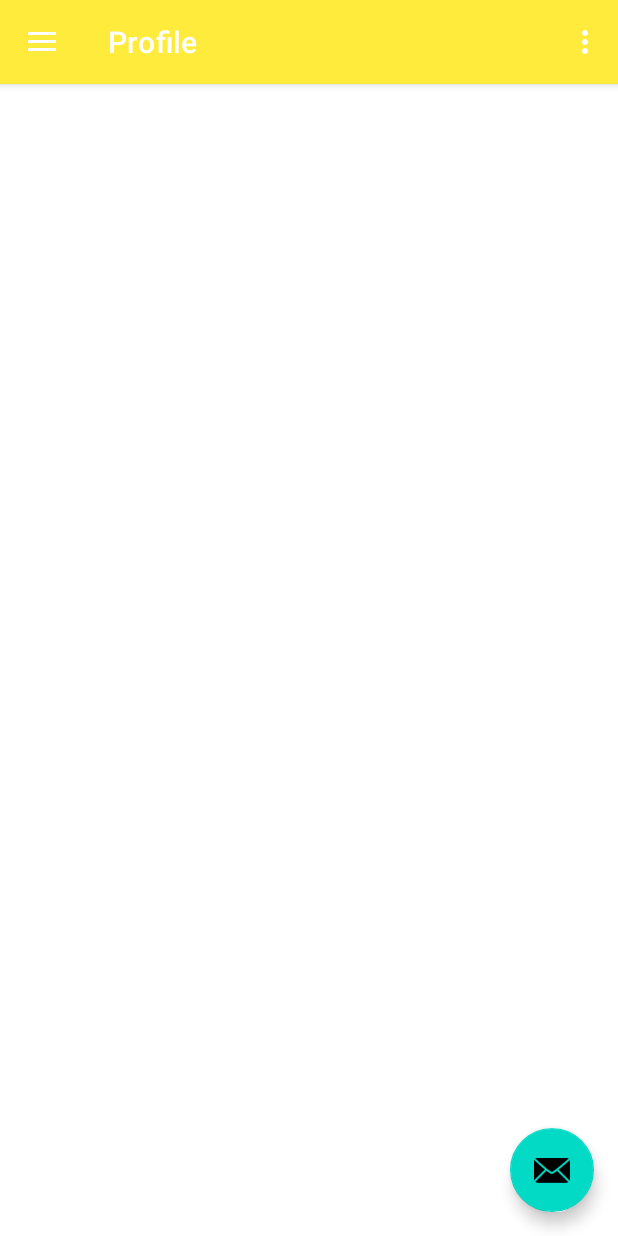
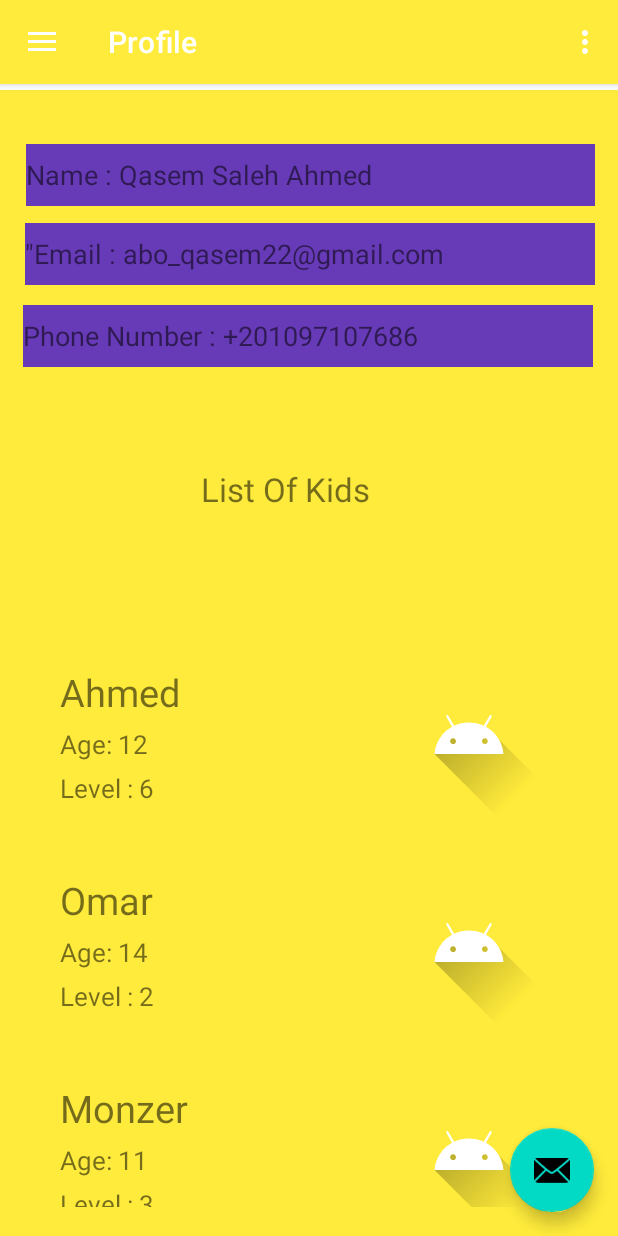
Before and after one commit to Monzer-Osman/School_Bus_Tracking_ParentVersion, an Android app: the Home_page screen opened directly, with no data from a screen before it, in the side drawer, after a tap on "Profile", on a phone screen of 412 x 824 dp. Run offline under Robolectric (Android 15) with nearby library versions, the phone set to English and light mode, and no system bars; our stand-ins replace navigation-ui.

Commit message:
fix some issues and update the profile design

```diff
--- a/app/src/main/AndroidManifest.xml
+++ b/app/src/main/AndroidManifest.xml
@@ -2,6 +2,9 @@
 <manifest xmlns:android="http://schemas.android.com/apk/res/android"
     xmlns:tools="http://schemas.android.com/tools"
     package="com.project.SchoolBusApp">
+
+    <uses-permission android:name="android.permission.INTERNET" />
+    <uses-permission android:name="android.permission.ACCESS_NETWORK_STATE" />
 
     <application
         android:allowBackup="true"
@@ -12,6 +15,7 @@
         android:roundIcon="@mipmap/ic_launcher_round"
         android:supportsRtl="true"
         android:theme="@style/Theme.MyApplication"
+        android:usesCleartextTraffic="true"
         tools:targetApi="31">
         <activity
             android:name=".Home_page"
--- /dev/null
+++ b/app/src/main/java/com/project/SchoolBusApp/controller/KidAdapter.java
@@ -0,0 +1,86 @@
+package com.project.SchoolBusApp.controller;
+
+import android.content.Context;
+import android.content.Intent;
+import android.view.LayoutInflater;
+import android.view.View;
+import android.view.ViewGroup;
+import android.widget.ImageView;
+import android.widget.TextView;
+
+import androidx.annotation.NonNull;
+import androidx.recyclerview.widget.RecyclerView;
+
+import com.project.SchoolBusApp.R;
+import com.project.SchoolBusApp.model.Kid;
+
+import java.util.List;
+
+public class KidAdapter extends RecyclerView.Adapter<KidAdapter.KidViewHolder>{
+
+
+    private final List<Kid> kids;
+    private final Context context;
+
+    public KidAdapter(Context context, List<Kid>kids) {
+        this.kids = kids;
+        this.context = context;
+    }
+
+    @NonNull
+    @Override
+    public KidViewHolder onCreateViewHolder(@NonNull ViewGroup parent, int viewType) {
+        View itemView = LayoutInflater.from(parent.getContext()).inflate(R.layout.kid_list, parent,false);
+        return new KidViewHolder(itemView);
+    }
+
+    @Override
+    public void onBindViewHolder(@NonNull KidViewHolder holder, int position) {
+        Kid Kid = kids.get(position);
+        holder.name.setText(Kid.getFirstName());
+        holder.age.setText(String.format("Age: %s", Kid.getAge()));
+        holder.level.setText(String.format("Level : %s", Kid.getLevel()));
+        //holder.image.setImageResource(Kid.getImage());
+    }
+
+    @Override
+    public int getItemCount() {
+        return kids.size();
+    }
+
+    public class KidViewHolder extends RecyclerView.ViewHolder implements View.OnClickListener{
+
+        private final TextView name;
+        private final TextView age;
+        private final TextView level;
+        //private final ImageView image;
+
+        public KidViewHolder(@NonNull View itemView) {
+            super(itemView);
+            itemView.setOnClickListener(this);
+            name = itemView.findViewById(R.id.name);
+            age = itemView.findViewById(R.id.age);
+            level = itemView.findViewById(R.id.level);
+            //image = itemView.findViewById(R.id.imageView);
+        }
+
+        @Override
+        public void onClick(View view) {
+
+        }
+
+//        @Override
+//        public void onClick(View view) {
+//            Intent intent = new Intent(context, KidDetails.class);
+//            int position = getAdapterPosition();
+//            Kid Kid = kids.get(position);
+//            intent.putExtra("name", Kid.getName());
+//            intent.putExtra("genre", Kid.getGenre());
+//            intent.putExtra("level", Kid.getlevel());
+//            intent.putExtra("year", Kid.getYear());
+//            intent.putExtra("image", Kid.getImage());
+//            intent.putExtra("story", Kid.getStory());
+//            context.startActivity(intent);
+//        }
+    }
+}
--- a/app/src/main/java/com/project/SchoolBusApp/login/data/ApiClient.java
+++ b/app/src/main/java/com/project/SchoolBusApp/login/data/ApiClient.java
@@ -18,12 +18,11 @@ public class ApiClient {
 
         Retrofit retrofit = new Retrofit.Builder().
                 addConverterFactory(GsonConverterFactory.create()).
-                baseUrl("").client(okHttpClient).
+                baseUrl("http://10.0.2.2/").client(okHttpClient).
                 build();
 
         return retrofit;
     }
-
 
     public static ApiInterface getUserService(){
         ApiInterface apiInterface = getRetrofit().create(ApiInterface.class);
--- a/app/src/main/java/com/project/SchoolBusApp/login/data/ui_login/LoginActivity.java
+++ b/app/src/main/java/com/project/SchoolBusApp/login/data/ui_login/LoginActivity.java
@@ -134,7 +134,7 @@ public class LoginActivity extends AppCompatActivity {
 
     private void showLoginFailed(@StringRes Integer errorString) {
         Toast.makeText(getApplicationContext(), errorString, Toast.LENGTH_SHORT).show();
-        startActivity(new Intent(LoginActivity.this, Home_page.class));
+        startActivity(new Intent(LoginActivity.this, LoginActivity.class));
 
     }
 }
--- /dev/null
+++ b/app/src/main/java/com/project/SchoolBusApp/model/Kid.java
@@ -0,0 +1,60 @@
+package com.project.SchoolBusApp.model;
+
+public class Kid {
+    int id;
+    int age;
+    int level;
+    String firstName;
+    String LastName;
+
+    public Kid() {
+    }
+
+    public Kid(int id, int age, int level, String firstName, String lastName) {
+        this.id = id;
+        this.age = age;
+        this.level = level;
+        this.firstName = firstName;
+        LastName = lastName;
+    }
+
+    public int getId() {
+        return id;
+    }
+
+    public void setId(int id) {
+        this.id = id;
+    }
+
+    public int getAge() {
+        return age;
+    }
+
+    public void setAge(int age) {
+        this.age = age;
+    }
+
+    public int getLevel() {
+        return level;
+    }
+
+    public void setLevel(int level) {
+        this.level = level;
+    }
+
+    public String getFirstName() {
+        return firstName;
+    }
+
+    public void setFirstName(String firstName) {
+        this.firstName = firstName;
+    }
+
+    public String getLastName() {
+        return LastName;
+    }
+
+    public void setLastName(String lastName) {
+        LastName = lastName;
+    }
+}
--- a/app/src/main/java/com/project/SchoolBusApp/ui/profile/ProfileFragment.java
+++ b/app/src/main/java/com/project/SchoolBusApp/ui/profile/ProfileFragment.java
@@ -8,23 +8,49 @@ import android.view.ViewGroup;
 import androidx.annotation.NonNull;
 import androidx.fragment.app.Fragment;
 import androidx.lifecycle.ViewModelProvider;
+import androidx.recyclerview.widget.DefaultItemAnimator;
+import androidx.recyclerview.widget.LinearLayoutManager;
+import androidx.recyclerview.widget.ListAdapter;
+import androidx.recyclerview.widget.RecyclerView;
 
+import com.project.SchoolBusApp.R;
+import com.project.SchoolBusApp.controller.KidAdapter;
 import com.project.SchoolBusApp.databinding.FragmentProfileBinding;
+import com.project.SchoolBusApp.model.Kid;
+
+import java.util.ArrayList;
+import java.util.List;
 
 
 public class ProfileFragment extends Fragment {
 
     private FragmentProfileBinding binding;
+    private ArrayList<Kid> KidsList = new ArrayList<>();
+    private RecyclerView recyclerView;
+    private com.project.SchoolBusApp.controller.KidAdapter KidAdapter;
 
     public View onCreateView(@NonNull LayoutInflater inflater,
                              ViewGroup container, Bundle savedInstanceState) {
-        ProfileViewModel homeViewModel =
-                new ViewModelProvider(this).get(ProfileViewModel.class);
-
+        //ProfileViewModel homeViewModel =
+        //        new ViewModelProvider(this).get(ProfileViewModel.class);
         binding = FragmentProfileBinding.inflate(inflater, container, false);
         View root = binding.getRoot();
 
+        KidAdapter = new KidAdapter(root.getContext(), KidsList);
+        recyclerView = root.findViewById(R.id.recyclerView);
+        recyclerView.setLayoutManager(new LinearLayoutManager(this.getContext()));
+        recyclerView.setAdapter(KidAdapter);
+        fillData();
         return root;
+    }
+
+    void fillData(){
+        KidsList.add(new Kid(0,12, 6,"Ahmed","Abdullah"));
+        KidsList.add(new Kid(1,14, 2,"Omar","Alfateh"));
+        KidsList.add(new Kid(2,11, 3,"Monzer","Osman"));
+        KidsList.add(new Kid(3,15, 6,"Mohammad","Qasem"));
+        KidsList.add(new Kid(4,13, 5,"Abdulkhalik","Alimi"));
+        KidAdapter.notifyDataSetChanged();
     }
 
     @Override
--- a/app/src/main/java/com/project/SchoolBusApp/ui/profile/ProfileViewModel.java
+++ /dev/null
@@ -1,19 +0,0 @@
-package com.project.SchoolBusApp.ui.profile;
-
-import androidx.lifecycle.LiveData;
-import androidx.lifecycle.MutableLiveData;
-import androidx.lifecycle.ViewModel;
-
-public class ProfileViewModel extends ViewModel {
-
-    private final MutableLiveData<String> mText;
-
-    public ProfileViewModel() {
-        mText = new MutableLiveData<>();
-        mText.setValue("This is home fragment");
-    }
-
-    public LiveData<String> getText() {
-        return mText;
-    }
-}
--- a/app/src/main/res/layout/content_home_page.xml
+++ b/app/src/main/res/layout/content_home_page.xml
@@ -12,7 +12,9 @@
         android:name="androidx.navigation.fragment.NavHostFragment"
         android:layout_width="match_parent"
         android:layout_height="match_parent"
+        android:layout_marginTop="4dp"
         app:defaultNavHost="true"
+        app:layout_constraintHorizontal_bias="0.0"
         app:layout_constraintLeft_toLeftOf="parent"
         app:layout_constraintRight_toRightOf="parent"
         app:layout_constraintTop_toTopOf="parent"
--- a/app/src/main/res/layout/fragment_profile.xml
+++ b/app/src/main/res/layout/fragment_profile.xml
@@ -4,19 +4,94 @@
     xmlns:tools="http://schemas.android.com/tools"
     android:layout_width="match_parent"
     android:layout_height="match_parent"
-    tools:context=".ui.track_bus.TrackBusFragment">
+    android:background="#FFEB3B"
+    tools:context=".ui.profile.ProfileView">
+
 
     <TextView
-        android:id="@+id/text_gallery"
-        android:layout_width="match_parent"
-        android:layout_height="wrap_content"
-        android:layout_marginStart="8dp"
-        android:layout_marginTop="8dp"
-        android:layout_marginEnd="8dp"
-        android:textAlignment="center"
-        android:textSize="20sp"
+        android:id="@+id/textView7"
+        android:layout_width="380dp"
+        android:layout_height="41dp"
+        android:background="#673AB7"
+        android:gravity="center_vertical"
+        android:text="Phone Number : +201097107686"
+        android:textSize="18dp"
         app:layout_constraintBottom_toBottomOf="parent"
         app:layout_constraintEnd_toEndOf="parent"
+        app:layout_constraintHorizontal_bias="0.483"
         app:layout_constraintStart_toStartOf="parent"
-        app:layout_constraintTop_toTopOf="parent" />
+        app:layout_constraintTop_toTopOf="parent"
+        app:layout_constraintVertical_bias="0.198" />
+
+    <TextView
+        android:id="@+id/textView4"
+        android:layout_width="380dp"
+        android:layout_height="41dp"
+        android:background="#673AB7"
+        android:gravity="center_vertical"
+        android:text="&quot;Email : abo_qasem22@gmail.com"
+        android:textSize="18dp"
+        app:layout_constraintBottom_toBottomOf="parent"
+        app:layout_constraintEnd_toEndOf="parent"
+        app:layout_constraintHorizontal_bias="0.516"
+        app:layout_constraintStart_toStartOf="parent"
+        app:layout_constraintTop_toTopOf="parent"
+        app:layout_constraintVertical_bias="0.123" />
+
+    <androidx.recyclerview.widget.RecyclerView
+        android:id="@+id/recyclerView"
+        android:layout_width="394dp"
+        android:layout_height="381dp"
+        android:layout_marginTop="15dp"
+        app:layout_constraintBottom_toBottomOf="parent"
+        app:layout_constraintEnd_toEndOf="parent"
+        app:layout_constraintHorizontal_bias="0.571"
+        app:layout_constraintStart_toStartOf="parent"
+        app:layout_constraintTop_toTopOf="parent"
+        app:layout_constraintVertical_bias="0.948" />
+
+    <androidx.constraintlayout.widget.Guideline
+        android:id="@+id/guideline2"
+        android:layout_width="wrap_content"
+        android:layout_height="wrap_content"
+        android:orientation="vertical"
+        app:layout_constraintGuide_begin="20dp" />
+
+    <androidx.constraintlayout.widget.Guideline
+        android:id="@+id/guideline3"
+        android:layout_width="wrap_content"
+        android:layout_height="wrap_content"
+        android:orientation="horizontal"
+        app:layout_constraintGuide_begin="20dp" />
+
+    <TextView
+        android:id="@+id/textView3"
+        android:layout_width="379dp"
+        android:layout_height="41dp"
+        android:background="#673AB7"
+        android:gravity="center_vertical"
+        android:text="Name : Qasem Saleh Ahmed"
+        android:textSize="18dp"
+        app:layout_constraintBottom_toBottomOf="parent"
+        app:layout_constraintEnd_toEndOf="parent"
+        app:layout_constraintHorizontal_bias="0.531"
+        app:layout_constraintStart_toStartOf="parent"
+        app:layout_constraintTop_toTopOf="parent"
+        app:layout_constraintVertical_bias="0.05" />
+
+    <TextView
+        android:id="@+id/textView5"
+        android:layout_width="289dp"
+        android:layout_height="52dp"
+        android:layout_marginTop="8dp"
+        android:gravity="center"
+        android:text="List Of Kids"
+        android:textSize="22dp"
+        app:layout_constraintBottom_toTopOf="@+id/recyclerView"
+        app:layout_constraintEnd_toEndOf="parent"
+        app:layout_constraintHorizontal_bias="0.368"
+        app:layout_constraintStart_toStartOf="parent"
+        app:layout_constraintTop_toBottomOf="@+id/textView7"
+        app:layout_constraintVertical_bias="0.4" />
+
 </androidx.constraintlayout.widget.ConstraintLayout>
--- /dev/null
+++ b/app/src/main/res/layout/kid_list.xml
@@ -0,0 +1,66 @@
+<?xml version="1.0" encoding="utf-8"?>
+
+<RelativeLayout xmlns:android="http://schemas.android.com/apk/res/android"
+    android:layout_width="match_parent"
+    android:layout_height="wrap_content"
+    android:paddingBottom="10sp"
+    android:paddingLeft="12sp"
+    android:paddingRight="12sp"
+    android:paddingTop="10sp"
+    android:clickable="true"
+    android:focusable="true"
+    android:background="?android:attr/selectableItemBackground">
+
+    <LinearLayout
+        android:id="@+id/container"
+        android:layout_width="match_parent"
+        android:layout_height="wrap_content"
+        android:orientation="horizontal"
+        android:paddingLeft="8sp"
+        android:paddingTop="5sp"
+        android:paddingRight="8sp"
+        android:paddingBottom="5sp">
+
+        <LinearLayout
+            android:layout_width="200dp"
+            android:layout_height="wrap_content"
+            android:orientation="vertical">
+
+            <TextView
+                android:id="@+id/name"
+                android:layout_width="match_parent"
+                android:layout_height="wrap_content"
+                android:layout_marginLeft="10sp"
+                android:layout_marginTop="5sp"
+                android:text="Name"
+                android:textSize="25sp" />
+
+            <TextView
+                android:id="@+id/age"
+                android:layout_width="match_parent"
+                android:layout_height="wrap_content"
+                android:layout_marginLeft="10sp"
+                android:layout_marginTop="5sp"
+                android:text="Age"
+                android:textSize="17sp" />
+
+            <TextView
+                android:id="@+id/level"
+                android:layout_width="match_parent"
+                android:layout_height="wrap_content"
+                android:layout_below="@+id/age"
+                android:layout_marginLeft="10sp"
+                android:layout_marginTop="5sp"
+                android:text="Level"
+                android:textSize="17sp" />
+
+        </LinearLayout>
+
+        <ImageView
+            android:id="@+id/imageView"
+            android:layout_width="165dp"
+            android:layout_height="wrap_content"
+            android:src="@drawable/ic_launcher_foreground" />
+
+    </LinearLayout>
+</RelativeLayout>
--- a/app/src/main/res/menu/activity_main_drawer.xml
+++ b/app/src/main/res/menu/activity_main_drawer.xml
@@ -16,5 +16,10 @@
             android:id="@+id/nav_feedback"
             android:icon="@drawable/ic_feedback"
             android:title="@string/menu_rate_feedback" />
+
+        <item
+            android:id="@+id/listKids"
+            android:icon="@drawable/ic_feedback"
+            android:title= "List Kids" />
     </group>
 </menu>
--- a/app/src/main/res/values/strings.xml
+++ b/app/src/main/res/values/strings.xml
@@ -5,7 +5,7 @@
     <string name="prompt_password">Password</string>
     <string name="action_sign_in">Sign in</string>
     <string name="action_sign_in_short">Sign in</string>
-    <string name="welcome">"Welcome !"</string>
+    <string name="welcome">"Welcome "</string>
     <string name="invalid_phoneNumber">Not a valid phone number</string>
     <string name="invalid_password">Password must be >5 characters</string>
     <string name="login_failed">"Login failed"</string>
```
Also changed, not shown: app/src/main/java/com/project/SchoolBusApp/Interface/ApiInterface.java (+5 -2 lines), app/src/main/java/com/project/SchoolBusApp/login/data/LoginDataSource.java (+23 -18 lines), app/src/main/java/com/project/SchoolBusApp/login/data/LoginRepository.java (+11 -5 lines), app/src/main/java/com/project/SchoolBusApp/login/data/model/LoginResponse.java (+50 -20 lines), app/src/main/java/com/project/SchoolBusApp/login/data/ui_login/LoginViewModel.java (+5 -3 lines), app/src/main/java/com/project/SchoolBusApp/model/Parent.java (added, +8 -0 lines), app/src/main/java/com/project/SchoolBusApp/ui/profile/ProfileView.java (added, +47 -0 lines).
